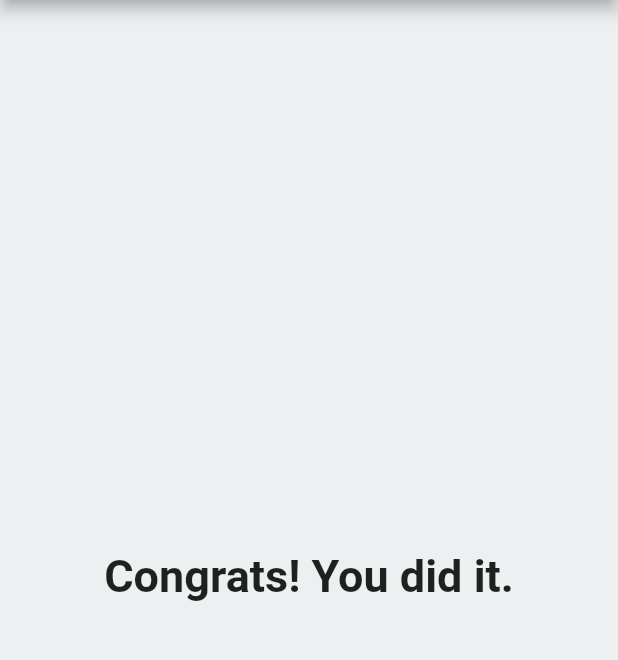
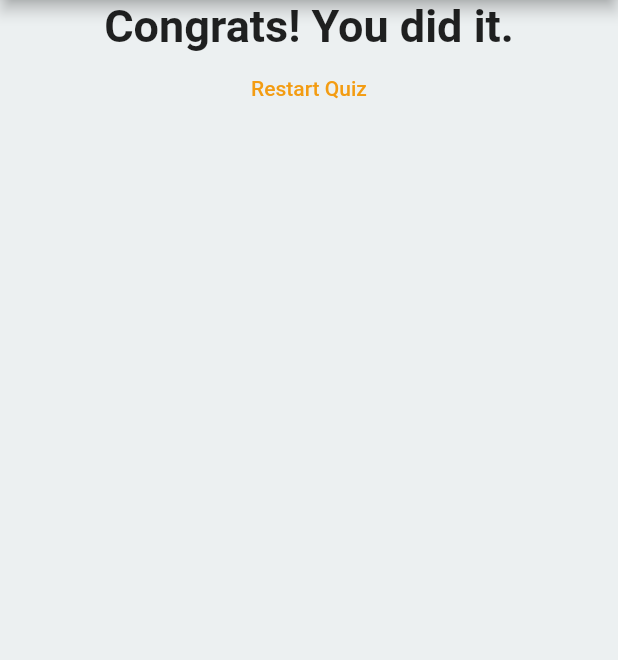
Before and after one commit to pranav230/Flutter-Projects, a Flutter app: the screen it shows after launch, after a tap on "ans1", after a tap on "ans22", after a tap on "ans333", on a phone screen of 412 x 824 dp, the part 84-744 px from its top. Run offline on Flutter 3.47's test engine with Material 2 defaults, Android fonts, the phone set to English and light mode, and no system bars.

Commit message:
done wrt tutorial

```diff
--- a/Quiz_app/lib/main.dart
+++ b/Quiz_app/lib/main.dart
@@ -52,6 +52,13 @@ class _MyAppState extends State<MyApp> {
     },
   ];
 
+  void _resetQuiz() {
+    setState(() {
+      _questionIndex = 0;
+      _totalScore = 0;
+    });
+  }
+
   void _buttonPressed(int score) {
     _totalScore += score;
 
@@ -76,7 +83,10 @@ class _MyAppState extends State<MyApp> {
                 questions: _questions,
                 questionIndex: _questionIndex,
               )
-            : Result(_totalScore),
+            : Result(
+                _totalScore,
+                _resetQuiz,
+              ),
       ),
     );
   }
--- a/Quiz_app/lib/result.dart
+++ b/Quiz_app/lib/result.dart
@@ -2,15 +2,16 @@ import 'package:flutter/material.dart';
 
 class Result extends StatelessWidget {
   final int resultScore;
+  final Function resetHandler;
 
-  Result(this.resultScore);
+  Result(this.resultScore,this.resetHandler);
 
-  String get resultPhrase{
+  String get resultPhrase {
     String resultText;
 
-    if(resultScore == 3)
+    if (resultScore >= 2)
       resultText = 'Congrats! You did it.';
-    else if(resultScore > 0)
+    else if (resultScore == 1)
       resultText = 'You atLeast got one of it';
     else
       resultText = 'You are not of any use';
@@ -21,7 +22,9 @@ class Result extends StatelessWidget {
   @override
   Widget build(BuildContext context) {
     return Center(
-      child: Text(
+      child: Column(
+        children: [
+          Text(
             resultPhrase,
             textAlign: TextAlign.center,
             style: TextStyle(
@@ -29,6 +32,13 @@ class Result extends StatelessWidget {
               fontWeight: FontWeight.bold,
             ),
           ),
+          FlatButton(
+            child: Text('Restart Quiz'),
+            textColor: Color(0xFFf39c12),
+            onPressed: resetHandler,
+          ),
+        ],
+      ),
     );
   }
 }
```
Lines whose indentation alone changed are shown as unchanged.
